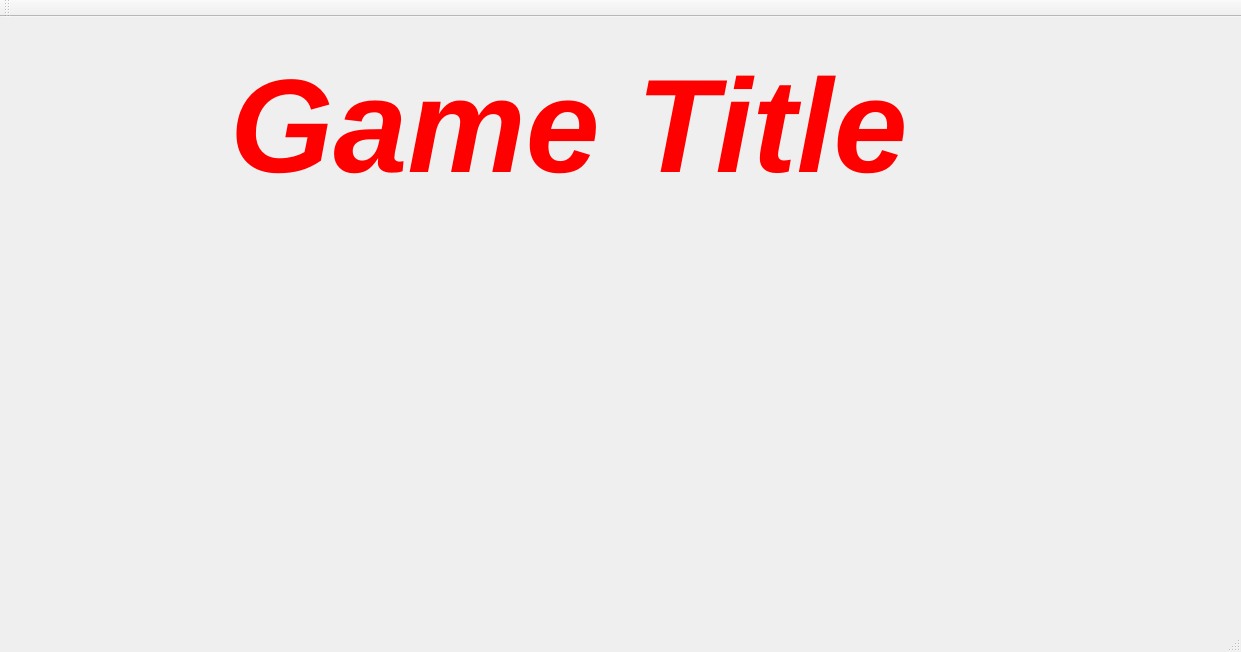
First picture: the form in GameProject/gamewindow.ui, repository ltuijnder/GameProject, before the edit.
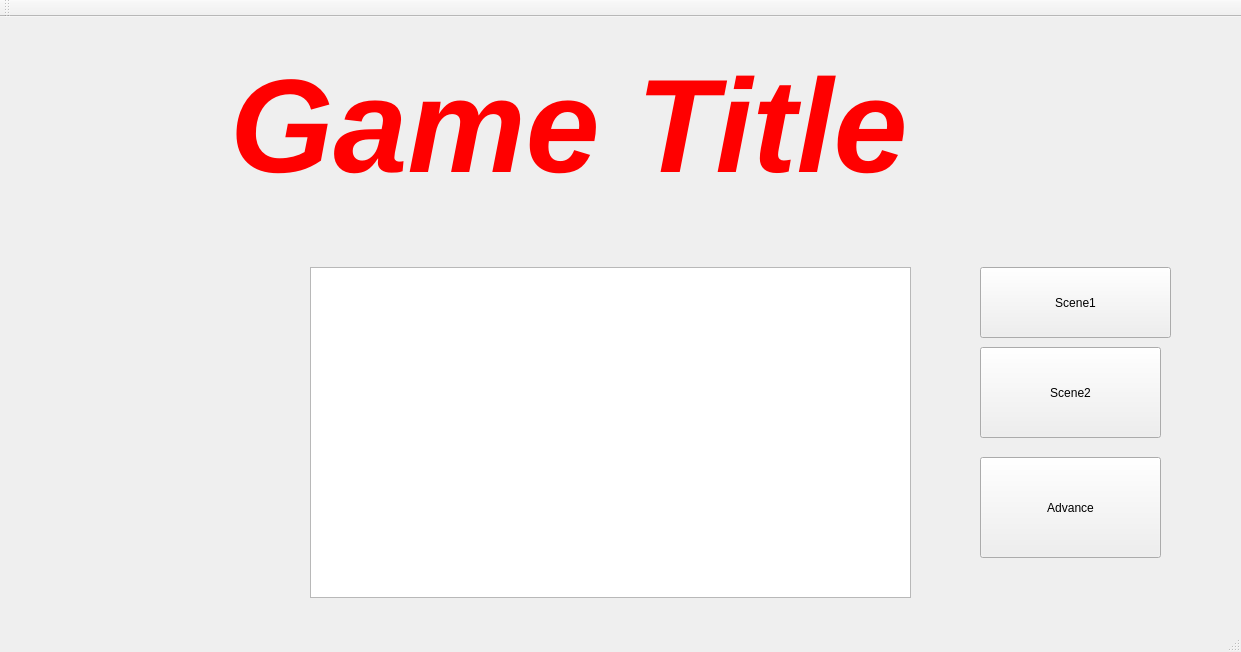
Second picture: the form after the edit.

Commit message:
GraphicsView/Scene/Item + Advance/Animation
Added a GraphicsView and let at runtime switch between scenes hold by another object via the Signal/Slot mechanism. Created also a custom object 'ellips' which has a custom advance for rotating. Was then also able to invoke the advance rotation by a pushbutton

The edit to the form file:
```diff
--- a/GameProject/gamewindow.ui
+++ b/GameProject/gamewindow.ui
@@ -36,6 +36,55 @@
      <string>&lt;html&gt;&lt;head/&gt;&lt;body&gt;&lt;p&gt;&lt;span style=&quot; font-size:100pt; font-weight:600; font-style:italic; color:#ff0000;&quot;&gt;Game Title&lt;/span&gt;&lt;/p&gt;&lt;/body&gt;&lt;/html&gt;</string>
     </property>
    </widget>
+   <widget class="QGraphicsView" name="graphicsView">
+    <property name="geometry">
+     <rect>
+      <x>310</x>
+      <y>250</y>
+      <width>601</width>
+      <height>331</height>
+     </rect>
+    </property>
+   </widget>
+   <widget class="QPushButton" name="pushButton">
+    <property name="geometry">
+     <rect>
+      <x>980</x>
+      <y>250</y>
+      <width>191</width>
+      <height>71</height>
+     </rect>
+    </property>
+    <property name="text">
+     <string>Scene1</string>
+    </property>
+   </widget>
+   <widget class="QPushButton" name="pushButton_2">
+    <property name="geometry">
+     <rect>
+      <x>980</x>
+      <y>330</y>
+      <width>181</width>
+      <height>91</height>
+     </rect>
+    </property>
+    <property name="text">
+     <string>Scene2</string>
+    </property>
+   </widget>
+   <widget class="QPushButton" name="pushButton_3">
+    <property name="geometry">
+     <rect>
+      <x>980</x>
+      <y>440</y>
+      <width>181</width>
+      <height>101</height>
+     </rect>
+    </property>
+    <property name="text">
+     <string>Advance</string>
+    </property>
+   </widget>
   </widget>
   <widget class="QMenuBar" name="menuBar">
    <property name="geometry">
```
Left out of the diff: 55 changed lines with no effect on the pictures. The commit also changes 7 other files.
